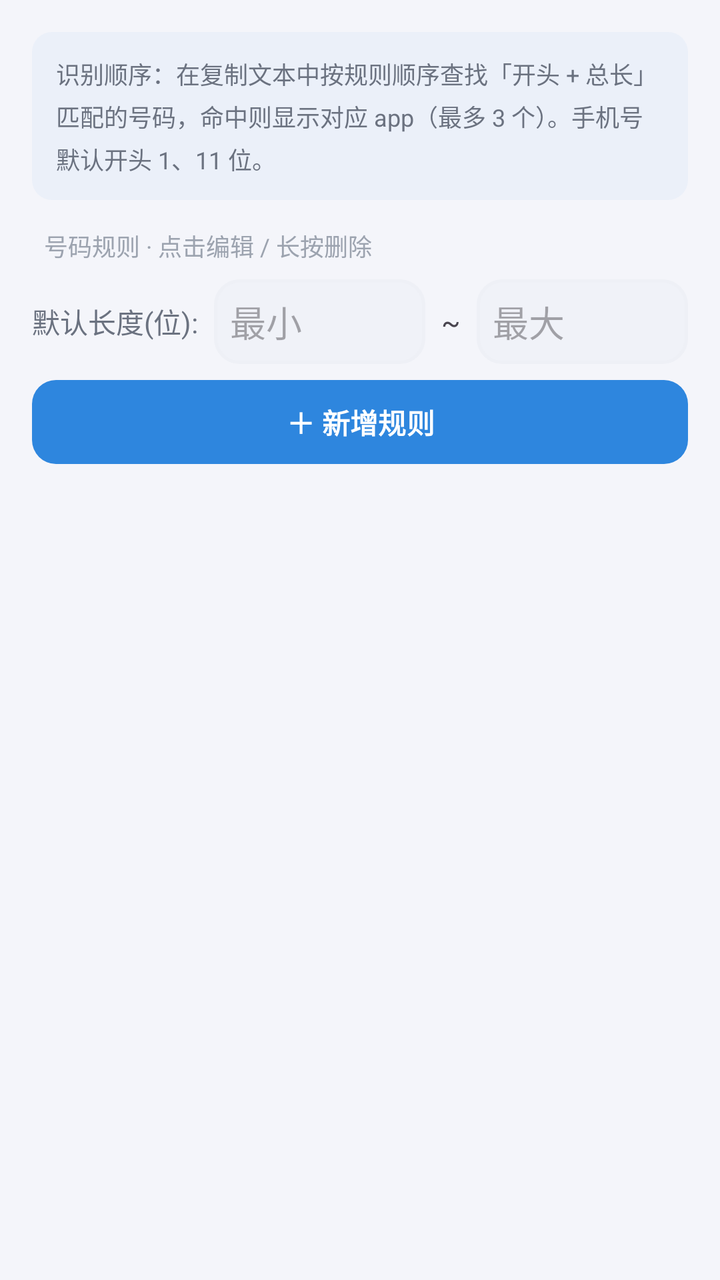
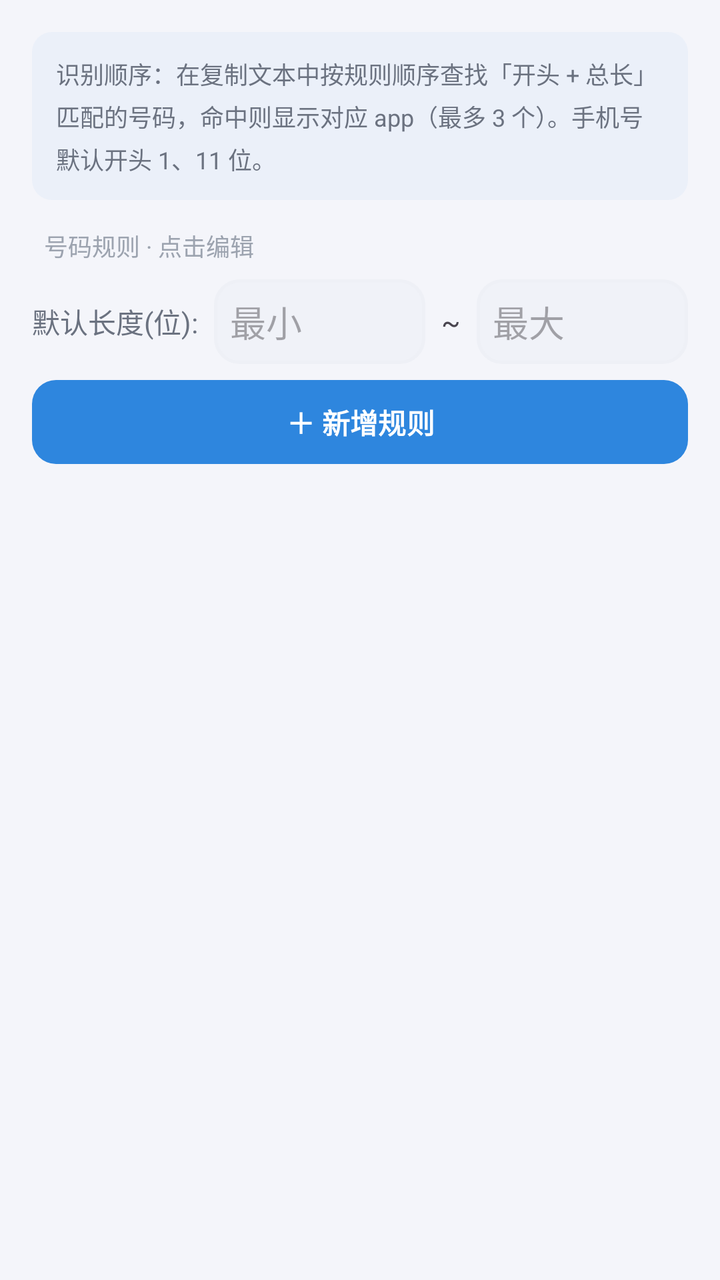

Screens rendered from an Android XML layout before and after an edit, with the pre-edit source and the edit as a unified diff.
<!-- AndroidManifest.xml: application theme Theme.SuperMi -->
<!-- res/layout/activity_number_rules.xml -->
<?xml version="1.0" encoding="utf-8"?>
<LinearLayout xmlns:android="http://schemas.android.com/apk/res/android"
    xmlns:app="http://schemas.android.com/apk/res-auto"
    android:id="@+id/root"
    android:layout_width="match_parent"
    android:layout_height="match_parent"
    android:background="@color/page_bg"
    android:orientation="vertical"
    android:padding="16dp">

    <TextView
        android:layout_width="match_parent"
        android:layout_height="wrap_content"
        android:background="@drawable/bg_hint"
        android:lineSpacingExtra="4dp"
        android:padding="12dp"
        android:text="识别顺序：在复制文本中按规则顺序查找「开头 + 总长」匹配的号码，命中则显示对应 app（最多 3 个）。手机号默认开头 1、11 位。"
        android:textColor="@color/text_secondary"
        android:textSize="12sp" />

    <TextView
        android:layout_width="wrap_content"
        android:layout_height="wrap_content"
        android:layout_marginTop="14dp"
        android:layout_marginBottom="8dp"
        android:paddingStart="6dp"
        android:text="号码规则 · 点击编辑 / 长按删除"
        android:textColor="@color/text_tertiary"
        android:textSize="12sp" />

    <LinearLayout
        android:layout_width="match_parent"
        android:layout_height="wrap_content"
        android:layout_marginBottom="8dp"
        android:gravity="center_vertical"
        android:orientation="horizontal">

        <TextView
            android:layout_width="wrap_content"
            android:layout_height="wrap_content"
            android:text="默认长度(位):"
            android:textColor="@color/text_secondary"
            android:textSize="14sp" />

        <EditText
            android:id="@+id/et_default_min"
            android:layout_width="0dp"
            android:layout_height="wrap_content"
            android:layout_marginStart="8dp"
            android:layout_weight="1"
            android:background="@drawable/bg_input_selector"
            android:hint="最小"
            android:inputType="number"
            android:maxLines="1"
            android:padding="8dp" />

        <TextView
            android:layout_width="wrap_content"
            android:layout_height="wrap_content"
            android:layout_marginStart="8dp"
            android:text="~" />

        <EditText
            android:id="@+id/et_default_max"
            android:layout_width="0dp"
            android:layout_height="wrap_content"
            android:layout_marginStart="8dp"
            android:layout_weight="1"
            android:background="@drawable/bg_input_selector"
            android:hint="最大"
            android:inputType="number"
            android:maxLines="1"
            android:padding="8dp" />
    </LinearLayout>

    <Button
        android:id="@+id/btn_add"
        android:layout_width="match_parent"
        android:layout_height="42dp"
        android:background="@drawable/bg_btn_primary"
        app:backgroundTint="@null"
        android:minWidth="0dp"
        android:minHeight="0dp"
        android:stateListAnimator="@null"
        android:text="＋ 新增规则"
        android:textColor="@color/white"
        android:textSize="14sp"
        android:textStyle="bold" />

    <ListView
        android:id="@+id/list_rules"
        android:layout_width="match_parent"
        android:layout_height="0dp"
        android:layout_marginTop="10dp"
        android:layout_weight="1"
        android:divider="@android:color/transparent"
        android:dividerHeight="10dp"
        android:listSelector="@android:color/transparent"
        android:scrollbars="vertical" />

</LinearLayout>
<!-- resources referenced by this layout -->
<resources>
  <color name="page_bg">#FFF4F5FA</color>
  <color name="text_secondary">#FF6B7280</color>
  <color name="text_tertiary">#FF9CA3AF</color>
  <color name="white">#FFFFFFFF</color>
  <!-- drawable bg_btn_primary (drawable) -->
  <?xml version="1.0" encoding="utf-8"?>
  <shape xmlns:android="http://schemas.android.com/apk/res/android"
      android:shape="rectangle">
      <solid android:color="@color/accent" />
      <corners android:radius="12dp" />
  </shape>
  <!-- drawable bg_hint (drawable) -->
  <?xml version="1.0" encoding="utf-8"?>
  <shape xmlns:android="http://schemas.android.com/apk/res/android"
      android:shape="rectangle">
      <solid android:color="@color/accent_soft" />
      <corners android:radius="10dp" />
  </shape>
  <!-- drawable bg_input_selector (drawable) -->
  <?xml version="1.0" encoding="utf-8"?>
  <selector xmlns:android="http://schemas.android.com/apk/res/android">
      <item
          android:state_focused="true"
          android:drawable="@drawable/bg_input_focused" />
      <item android:drawable="@drawable/bg_input_normal" />
  </selector>
  <style name="Theme.SuperMi" parent="Base.Theme.SuperMi" />
  <color name="accent">#FF2E86DE</color>
  <color name="accent_soft">#0A2E86DE</color>
  <!-- drawable bg_input_focused (drawable) -->
  <?xml version="1.0" encoding="utf-8"?>
  <shape xmlns:android="http://schemas.android.com/apk/res/android"
      android:shape="rectangle">
      <solid android:color="@color/card_bg" />
      <corners android:radius="12dp" />
      <stroke
          android:width="1.5dp"
          android:color="@color/accent" />
  </shape>
  <!-- drawable bg_input_normal (drawable) -->
  <?xml version="1.0" encoding="utf-8"?>
  <shape xmlns:android="http://schemas.android.com/apk/res/android"
      android:shape="rectangle">
      <solid android:color="@color/seg_bg" />
      <corners android:radius="12dp" />
      <stroke
          android:width="1.5dp"
          android:color="@color/divider" />
  </shape>
  <style name="Base.Theme.SuperMi" parent="Theme.Material3.DayNight.NoActionBar">
          <item name="colorPrimary">@color/accent</item>
          <item name="colorOnPrimary">@color/white</item>
          <item name="colorPrimaryContainer">@color/accent_soft</item>
          <item name="android:windowBackground">@color/page_bg</item>
      </style>
  <color name="card_bg">#FFFFFFFF</color>
  <color name="seg_bg">#FFF0F2F8</color>
  <color name="divider">#FFEEF0F6</color>
</resources>

<!-- the commit's change to res/layout/activity_number_rules.xml (unified diff, before → after) -->
@@ -24,7 +24,7 @@
         android:layout_marginTop="14dp"
         android:layout_marginBottom="8dp"
         android:paddingStart="6dp"
-        android:text="号码规则 · 点击编辑 / 长按删除"
+        android:text="号码规则 · 点击编辑"
         android:textColor="@color/text_tertiary"
         android:textSize="12sp" />
 
